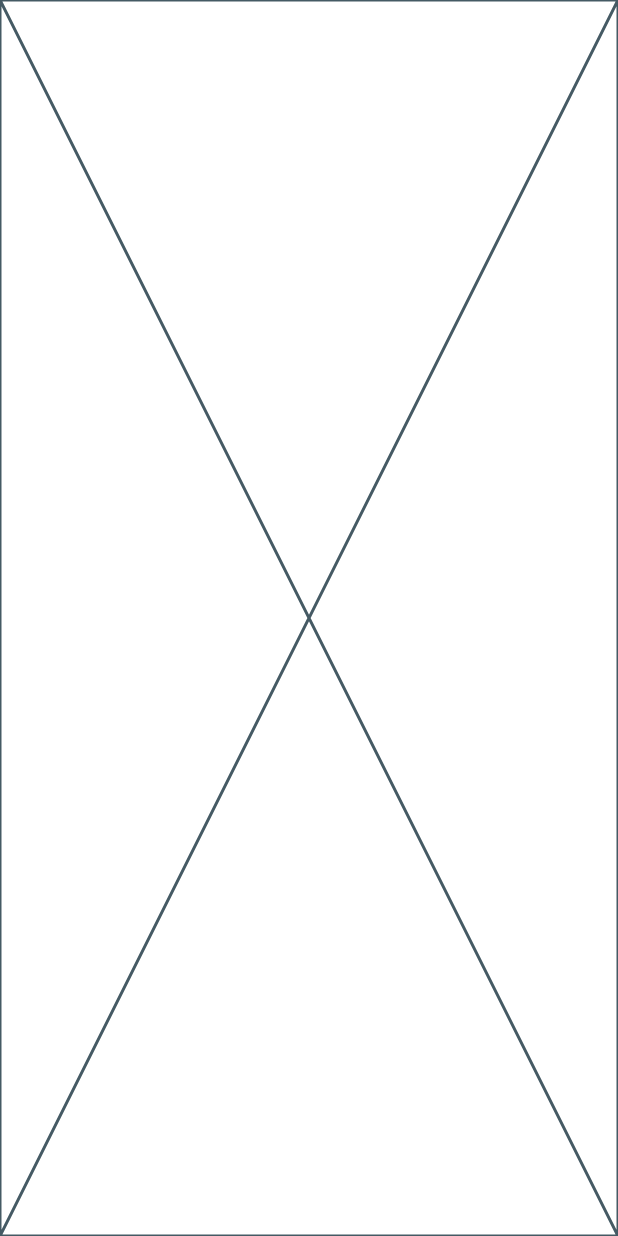
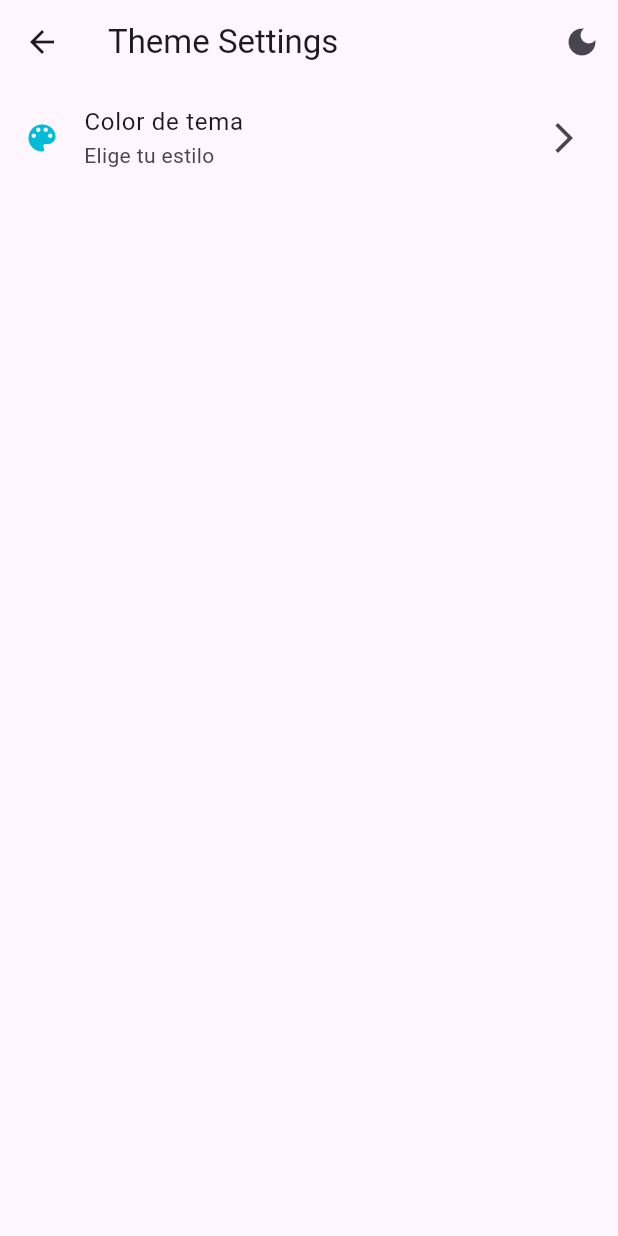
Before and after one commit to Amzsergio/noesis_theme, a Flutter app: the screen it shows after launch, after a tap on "Theme Settings", on a phone screen of 412 x 824 dp. Run offline on Flutter 3.47's test engine with Material 3 defaults, Android fonts, the phone set to English and light mode, and no system bars; our stand-ins replace flutter_riverpod, go_router.

Commit message:
update 24-08

```diff
--- /dev/null
+++ b/lib/config/menu/theme_menu/theme_menu.dart
@@ -0,0 +1,11 @@
+import 'package:flutter/material.dart';
+import 'package:noesis_theme/config/menu/menu.dart';
+
+const themeMenuItems = <MenuItem>[
+  MenuItem(
+    title: "Color de tema",
+    subTitle: "Elige tu estilo",
+    link: '/theme-color-settings',
+    icon: Icons.color_lens,
+  ),
+];
--- a/lib/config/router/app_router.dart
+++ b/lib/config/router/app_router.dart
@@ -1,13 +1,20 @@
 import 'package:go_router/go_router.dart';
 import 'package:noesis_theme/presentation/screens/screens.dart';
+import 'package:noesis_theme/presentation/screens/theme/theme_color_settings.dart';
 
 final appRouter = GoRouter(initialLocation: '/', routes: [
   GoRoute(
       path: "/",
       name: HomeScreen.name,
       builder: (context, state) => const HomeScreen()),
+
+  //Theme Setting Routes
   GoRoute(
       path: "/theme-settings",
       name: ThemeSettingsScreen.name,
       builder: (context, state) => const ThemeSettingsScreen()),
+  GoRoute(
+      path: "/theme-color-settings",
+      name: ThemeColorScreen.name,
+      builder: (context, state) => const ThemeColorScreen()),
 ]);
--- /dev/null
+++ b/lib/config/theme/app_theme.dart
@@ -0,0 +1,7 @@
+import 'package:flutter/material.dart';
+
+const colorList = <Color>[
+  Colors.purple,
+  Colors.green,
+  Colors.cyan,
+];
--- a/lib/main.dart
+++ b/lib/main.dart
@@ -1,10 +1,11 @@
 import 'package:flutter/material.dart';
+import 'package:flutter_riverpod/flutter_riverpod.dart';
 import 'package:noesis_theme/config/router/app_router.dart';
-import 'package:noesis_theme/presentation/screens/home/home_screen.dart';
-import 'package:noesis_theme/presentation/screens/screens.dart';
 
 void main() {
-  runApp(const MainApp());
+  runApp(const ProviderScope(
+    child: MainApp(),
+  ));
 }
 
 class MainApp extends StatelessWidget {
--- /dev/null
+++ b/lib/presentation/providers/theme_provider.dart
@@ -0,0 +1,6 @@
+import 'package:flutter_riverpod/flutter_riverpod.dart';
+import 'package:noesis_theme/config/theme/app_theme.dart';
+
+final colorListProvider = Provider((ref) => colorList);
+
+final selectedColorProvider = StateProvider((ref) => 0);
--- a/lib/presentation/screens/home/home_screen.dart
+++ b/lib/presentation/screens/home/home_screen.dart
@@ -1,6 +1,6 @@
 import 'package:flutter/material.dart';
-import 'package:go_router/go_router.dart';
-import 'package:noesis_theme/config/menu/menu.dart';
+import 'package:noesis_theme/config/menu/home_menu/home_menu.dart';
+import 'package:noesis_theme/presentation/widgets/custom_list_tile_widget.dart';
 
 class HomeScreen extends StatelessWidget {
   const HomeScreen({super.key});
@@ -29,34 +29,10 @@ class _HomeView extends StatelessWidget {
       itemBuilder: (BuildContext context, int index) {
         final menuItem = appMenuItems[index];
 
-        return _CustomListTile(
+        return CustomListTileWidget(
           menuItem: menuItem,
         );
       },
     );
   }
 }
-
-class _CustomListTile extends StatelessWidget {
-  const _CustomListTile({
-    required this.menuItem,
-  });
-
-  final MenuItem menuItem;
-
-  @override
-  Widget build(BuildContext context) {
-    return ListTile(
-      leading: Icon(
-        menuItem.icon,
-        color: Colors.cyan,
-      ),
-      title: Text(menuItem.title),
-      subtitle: Text(menuItem.subTitle),
-      trailing: const Icon(Icons.arrow_forward_ios),
-      onTap: () {
-        context.push(menuItem.link);
-      },
-    );
-  }
-}
--- a/lib/presentation/screens/theme/theme_settings_screen.dart
+++ b/lib/presentation/screens/theme/theme_settings_screen.dart
@@ -1,4 +1,6 @@
 import 'package:flutter/material.dart';
+import 'package:noesis_theme/config/menu/theme_menu/theme_menu.dart';
+import 'package:noesis_theme/presentation/widgets/custom_list_tile_widget.dart';
 
 class ThemeSettingsScreen extends StatelessWidget {
   const ThemeSettingsScreen({super.key});
@@ -6,6 +8,29 @@ class ThemeSettingsScreen extends StatelessWidget {
 
   @override
   Widget build(BuildContext context) {
-    return const Placeholder();
+    return Scaffold(
+      appBar: AppBar(
+        title: const Text("Theme Settings"),
+        actions: [
+          IconButton(onPressed: () {}, icon: const Icon(Icons.dark_mode))
+        ],
+      ),
+      body: const _ThemeScreen(),
+    );
   }
 }
+
+class _ThemeScreen extends StatelessWidget {
+  const _ThemeScreen();
+
+  @override
+  Widget build(BuildContext context) {
+    return ListView.builder(
+      itemCount: themeMenuItems.length,
+      itemBuilder: (context, index) {
+        final menuItem = themeMenuItems[index];
+        return CustomListTileWidget(menuItem: menuItem);
+      },
+    );
+  }
+}
--- /dev/null
+++ b/lib/presentation/widgets/custom_list_tile_widget.dart
@@ -0,0 +1,28 @@
+import 'package:flutter/material.dart';
+import 'package:go_router/go_router.dart';
+import 'package:noesis_theme/config/menu/menu.dart';
+
+class CustomListTileWidget extends StatelessWidget {
+  const CustomListTileWidget({
+    super.key,
+    required this.menuItem,
+  });
+
+  final MenuItem menuItem;
+
+  @override
+  Widget build(BuildContext context) {
+    return ListTile(
+      leading: Icon(
+        menuItem.icon,
+        color: Colors.cyan,
+      ),
+      title: Text(menuItem.title),
+      subtitle: Text(menuItem.subTitle),
+      trailing: const Icon(Icons.arrow_forward_ios),
+      onTap: () {
+        context.push(menuItem.link);
+      },
+    );
+  }
+}
--- /dev/null
+++ b/lib/presentation/widgets/widgets.dart
@@ -0,0 +1 @@
+export 'package:noesis_theme/presentation/widgets/custom_list_tile_widget.dart';
--- a/pubspec.yaml
+++ b/pubspec.yaml
@@ -9,7 +9,9 @@ environment:
 dependencies:
   flutter:
     sdk: flutter
+  flutter_riverpod: ^2.5.1
   go_router: ^14.2.3
+  riverpod: ^2.5.1
 
 dev_dependencies:
   flutter_test:
```
Also changed, not shown: lib/config/menu/home_menu/home_menu.dart (added, +11 -0 lines), lib/config/menu/menu.dart (+0 -9 lines), lib/presentation/screens/theme/theme_color_settings.dart (added, +53 -0 lines), pubspec.lock.
